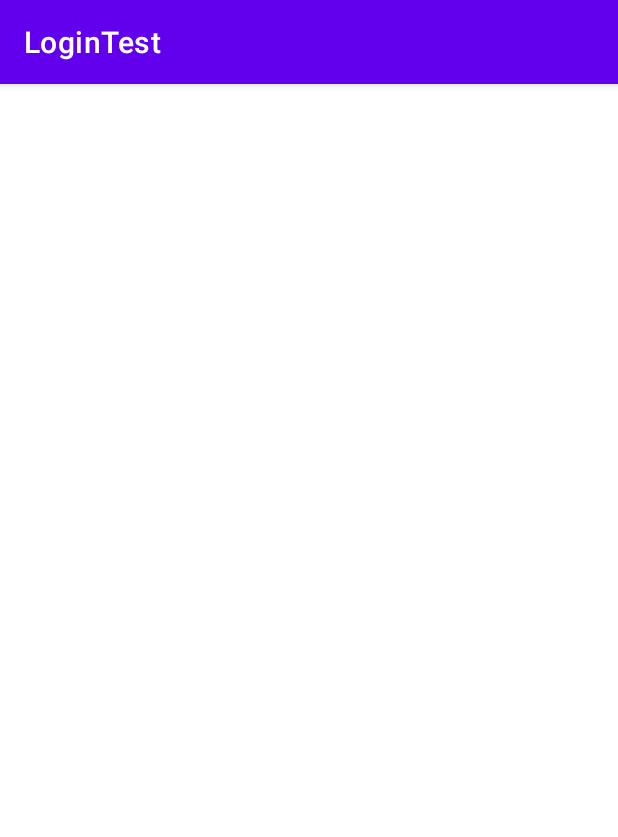
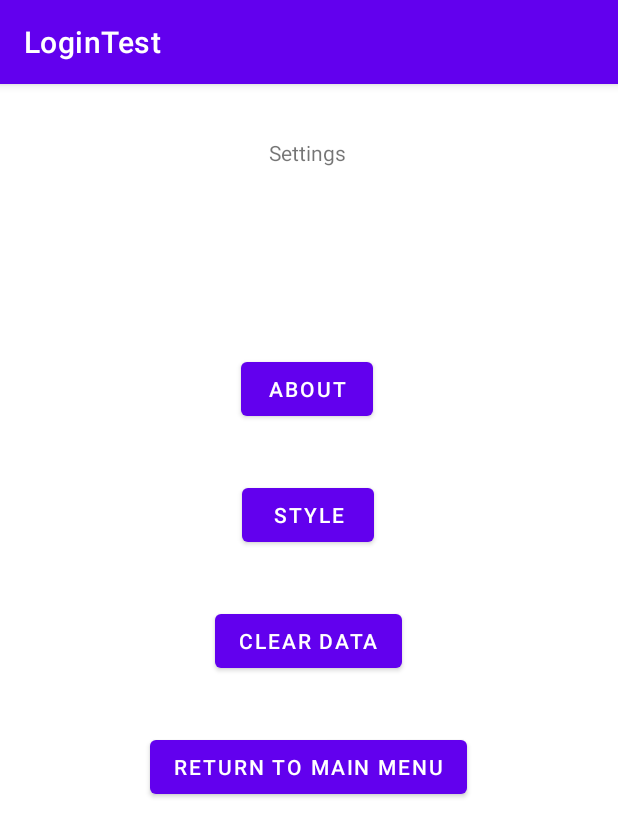
Before and after one commit to RIT-MSD-P21015/app_development, an Android app: the Settings screen opened directly, with no data from a screen before it, on a phone screen of 412 x 824 dp. Shown: the top 837 px of the screen. Run offline under Robolectric (Android 15) with nearby library versions, the phone set to English and light mode, and no system bars.

Commit message:
Added stuff to the settings page
Also need to track down a problem with the main menu

```diff
--- a/app/src/main/java/com/example/logintest/ui/login/Settings.java
+++ b/app/src/main/java/com/example/logintest/ui/login/Settings.java
@@ -1,8 +1,11 @@
 package com.example.logintest.ui.login;
 
+import androidx.appcompat.app.AlertDialog;
 import androidx.appcompat.app.AppCompatActivity;
 
+import android.content.Intent;
 import android.os.Bundle;
+import android.widget.Button;
 
 import com.example.logintest.R;
 
@@ -12,5 +15,50 @@ public class Settings extends AppCompatActivity {
     protected void onCreate(Bundle savedInstanceState) {
         super.onCreate(savedInstanceState);
         setContentView(R.layout.activity_settings);
+
+        Button aboutButton = (Button) findViewById(R.id.button_about);
+        Button styleButton = (Button) findViewById(R.id.button_style);
+        Button clearDataButton = (Button) findViewById(R.id.button_clear_data);
+        Button returnMainButton = (Button) findViewById(R.id.button_return_main);
+
+        aboutButton.setOnClickListener(v -> openAboutActivity());
+        styleButton.setOnClickListener(v -> openStyleActivity());
+        clearDataButton.setOnClickListener(v -> confirmClear());
+        returnMainButton.setOnClickListener(v -> openDashboardActivity());
+    }
+
+    private void openAboutActivity() {
+        Intent intent = new Intent(this, SettingsAbout.class);
+        startActivity(intent);
+    }
+
+    private void openStyleActivity() {
+        Intent intent = new Intent(this, SettingsStyle.class);
+        startActivity(intent);
+    }
+
+    private void confirmClear() {
+
+        // TODO: Clear patient data...reset app to default
+        new AlertDialog.Builder(this)
+//                .setIcon(android.R.drawable.ic_dialog_alert)
+                .setTitle("Clear Patient Info")
+                .setMessage("Are you sure you want to clear all patient info?")
+                .setPositiveButton("Yes", (dialog, which) -> finish())
+                .setNegativeButton("No", null)
+                .show();
+
+        Intent intent = new Intent(this, Dashboard.class);
+        startActivity(intent);
+        finish();
+    }
+
+
+
+    private void openDashboardActivity() {
+        Intent intent = new Intent(this, Dashboard.class);
+        startActivity(intent);
+        // make sure to close this activity, since we aren't returning to it
+        this.finish();
     }
 }
--- a/app/src/main/res/layout/activity_settings.xml
+++ b/app/src/main/res/layout/activity_settings.xml
@@ -1,8 +1,64 @@
 <?xml version="1.0" encoding="utf-8"?>
 <androidx.constraintlayout.widget.ConstraintLayout xmlns:android="http://schemas.android.com/apk/res/android"
+    xmlns:app="http://schemas.android.com/apk/res-auto"
     xmlns:tools="http://schemas.android.com/tools"
     android:layout_width="match_parent"
     android:layout_height="match_parent"
     tools:context=".ui.login.Settings">
 
+    <TextView
+        android:id="@+id/textView23"
+        android:layout_width="wrap_content"
+        android:layout_height="wrap_content"
+        android:layout_marginTop="36dp"
+        android:text="@string/settings"
+        app:layout_constraintEnd_toEndOf="parent"
+        app:layout_constraintHorizontal_bias="0.498"
+        app:layout_constraintStart_toStartOf="parent"
+        app:layout_constraintTop_toTopOf="parent" />
+
+    <Button
+        android:id="@+id/button_clear_data"
+        android:layout_width="wrap_content"
+        android:layout_height="wrap_content"
+        android:layout_marginTop="36dp"
+        android:text="@string/clear_data"
+        app:layout_constraintEnd_toEndOf="parent"
+        app:layout_constraintHorizontal_bias="0.498"
+        app:layout_constraintStart_toStartOf="parent"
+        app:layout_constraintTop_toBottomOf="@+id/button_style" />
+
+    <Button
+        android:id="@+id/button_style"
+        android:layout_width="wrap_content"
+        android:layout_height="wrap_content"
+        android:layout_marginTop="36dp"
+        android:text="@string/style"
+        app:layout_constraintEnd_toEndOf="parent"
+        app:layout_constraintHorizontal_bias="0.498"
+        app:layout_constraintStart_toStartOf="parent"
+        app:layout_constraintTop_toBottomOf="@+id/button_about" />
+
+    <Button
+        android:id="@+id/button_about"
+        android:layout_width="wrap_content"
+        android:layout_height="wrap_content"
+        android:layout_marginTop="124dp"
+        android:text="@string/about"
+        app:layout_constraintEnd_toEndOf="parent"
+        app:layout_constraintHorizontal_bias="0.495"
+        app:layout_constraintStart_toStartOf="parent"
+        app:layout_constraintTop_toBottomOf="@+id/textView23" />
+
+    <Button
+        android:id="@+id/button_return_main"
+        android:layout_width="wrap_content"
+        android:layout_height="wrap_content"
+        android:layout_marginTop="36dp"
+        android:text="@string/return_to_main_menu"
+        app:layout_constraintEnd_toEndOf="parent"
+        app:layout_constraintHorizontal_bias="0.498"
+        app:layout_constraintStart_toStartOf="parent"
+        app:layout_constraintTop_toBottomOf="@+id/button_clear_data" />
+
 </androidx.constraintlayout.widget.ConstraintLayout>
--- a/app/src/main/res/values/strings.xml
+++ b/app/src/main/res/values/strings.xml
@@ -54,4 +54,7 @@
     <string name="do_you_have_loose_urine_or_pass_stool_involuntarily">Do you have loose urine or pass stool involuntarily?</string>
     <string name="do_you_take_medication_for_sleep_cardiac_problems_diuretics_or_sedative">Do you take medication for sleep, cardiac problems, diuretics, or sedative?</string>
     <string name="do_you_have_problems_with_hearing_or_vision">Do you have problems with hearing or vision?</string>
+    <string name="clear_data">Clear Data</string>
+    <string name="style">Style</string>
+    <string name="about">About</string>
 </resources>
```
Also changed, not shown: app/src/main/AndroidManifest.xml (+7 -1 lines), app/src/main/java/com/example/logintest/ui/login/LoginActivity.java (+8 -28 lines), app/src/main/java/com/example/logintest/ui/login/SettingsAbout.java (added, +16 -0 lines), app/src/main/java/com/example/logintest/ui/login/SettingsStyle.java (added, +16 -0 lines), app/src/main/res/layout/activity_settings_about.xml (added, +9 -0 lines), app/src/main/res/layout/activity_settings_style.xml (added, +9 -0 lines).
